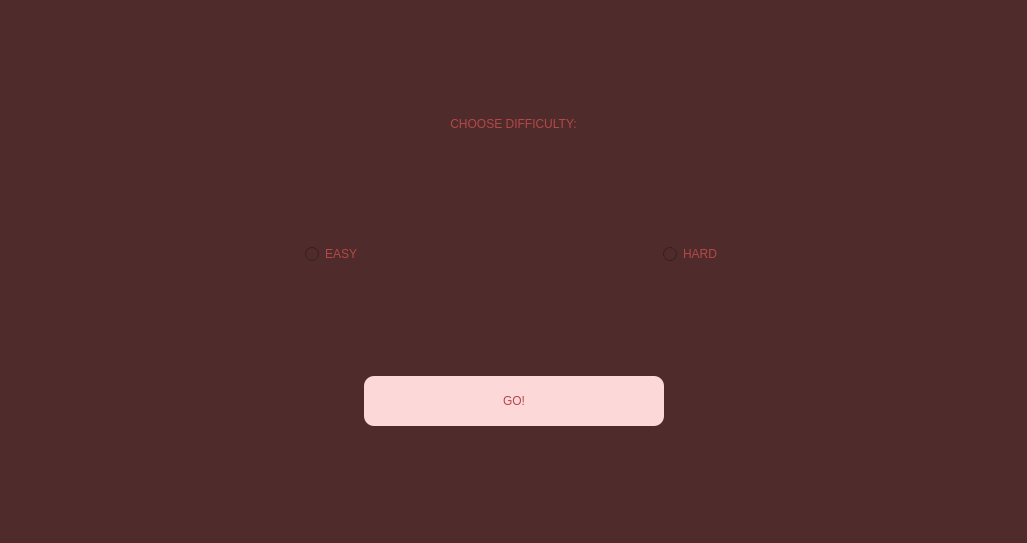
Before: the Qt Designer form MATFWars/choosedifficulty.ui in Divljo31/MATFWars, drawn with Qt 5.
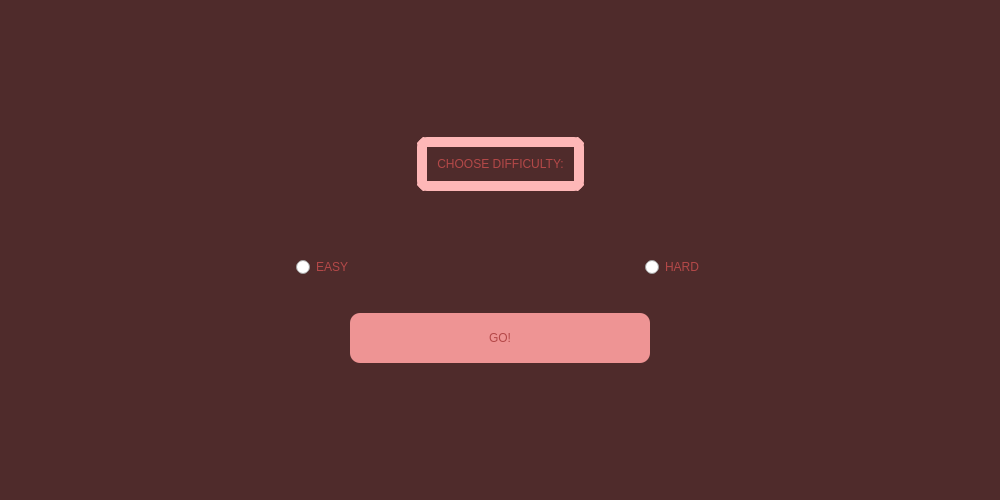
After: the same form once the commit is applied.

Patch:
```diff
--- a/MATFWars/choosedifficulty.ui
+++ b/MATFWars/choosedifficulty.ui
@@ -6,53 +6,132 @@
    <rect>
     <x>0</x>
     <y>0</y>
-    <width>1027</width>
-    <height>543</height>
+    <width>1000</width>
+    <height>500</height>
    </rect>
   </property>
+  <property name="minimumSize">
+   <size>
+    <width>700</width>
+    <height>300</height>
+   </size>
+  </property>
+  <property name="maximumSize">
+   <size>
+    <width>1000</width>
+    <height>500</height>
+   </size>
+  </property>
   <property name="windowTitle">
    <string>Dialog</string>
   </property>
   <property name="styleSheet">
-   <string notr="true">background-color: rgb(79, 43, 43);</string>
+   <string notr="true">#ChooseDifficulty{
+background-color: rgb(79, 43, 43);
+}</string>
   </property>
   <layout class="QVBoxLayout" name="verticalLayout_3">
+   <item>
+    <spacer name="verticalSpacer_5">
+     <property name="orientation">
+      <enum>Qt::Vertical</enum>
+     </property>
+     <property name="sizeHint" stdset="0">
+      <size>
+       <width>20</width>
+       <height>40</height>
+      </size>
+     </property>
+    </spacer>
+   </item>
+   <item>
+    <layout class="QHBoxLayout" name="horizontalLayout_3">
+     <property name="leftMargin">
+      <number>0</number>
+     </property>
+     <property name="topMargin">
+      <number>0</number>
+     </property>
+     <property name="rightMargin">
+      <number>0</number>
+     </property>
+     <property name="bottomMargin">
+      <number>0</number>
+     </property>
+     <item>
+      <spacer name="horizontalSpacer_6">
+       <property name="orientation">
+        <enum>Qt::Horizontal</enum>
+       </property>
+       <property name="sizeHint" stdset="0">
+        <size>
+         <width>40</width>
+         <height>20</height>
+        </size>
+       </property>
+      </spacer>
+     </item>
+     <item>
+      <widget class="QLabel" name="label">
+       <property name="styleSheet">
+        <string notr="true">font: 600 30pt &quot;URW Bookman&quot;;
+color: rgb(180, 72, 72);
+padding:10px;
+border:10px solid;
+border-radius:10px;
+border-color: rgb(254, 183, 183);</string>
+       </property>
+       <property name="text">
+        <string>CHOOSE DIFFICULTY:</string>
+       </property>
+       <property name="alignment">
+        <set>Qt::AlignCenter</set>
+       </property>
+      </widget>
+     </item>
+     <item>
+      <spacer name="horizontalSpacer_7">
+       <property name="orientation">
+        <enum>Qt::Horizontal</enum>
+       </property>
+       <property name="sizeHint" stdset="0">
+        <size>
+         <width>40</width>
+         <height>20</height>
+        </size>
+       </property>
+      </spacer>
+     </item>
+    </layout>
+   </item>
    <item>
     <spacer name="verticalSpacer_4">
      <property name="orientation">
       <enum>Qt::Vertical</enum>
      </property>
+     <property name="sizeType">
+      <enum>QSizePolicy::Fixed</enum>
+     </property>
      <property name="sizeHint" stdset="0">
       <size>
        <width>20</width>
-       <height>40</height>
+       <height>30</height>
       </size>
      </property>
     </spacer>
    </item>
-   <item>
-    <widget class="QLabel" name="label">
-     <property name="styleSheet">
-      <string notr="true">font: 600 20pt &quot;URW Bookman&quot;;
-color: rgb(180, 72, 72);</string>
-     </property>
-     <property name="text">
-      <string>CHOOSE DIFFICULTY:</string>
-     </property>
-     <property name="alignment">
-      <set>Qt::AlignCenter</set>
-     </property>
-    </widget>
-   </item>
    <item>
     <spacer name="verticalSpacer_2">
      <property name="orientation">
       <enum>Qt::Vertical</enum>
      </property>
+     <property name="sizeType">
+      <enum>QSizePolicy::Fixed</enum>
+     </property>
      <property name="sizeHint" stdset="0">
       <size>
        <width>20</width>
-       <height>40</height>
+       <height>30</height>
       </size>
      </property>
     </spacer>
@@ -127,10 +206,13 @@
      <property name="orientation">
       <enum>Qt::Vertical</enum>
      </property>
+     <property name="sizeType">
+      <enum>QSizePolicy::Fixed</enum>
+     </property>
      <property name="sizeHint" stdset="0">
       <size>
        <width>20</width>
-       <height>40</height>
+       <height>30</height>
       </size>
      </property>
     </spacer>
@@ -172,8 +254,8 @@
        </property>
        <property name="styleSheet">
         <string notr="true">color:rgb(180, 72, 72);
-font: 600 25pt &quot;URW Bookman&quot;;
-background-color: rgb(253, 216, 216);
+font: 600 30pt &quot;URW Bookman&quot;;
+background-color: rgb(238, 148, 148);
 border-radius:10px;</string>
        </property>
        <property name="text">
```
Left out of the diff: 6 changed lines with no effect on the pictures.
